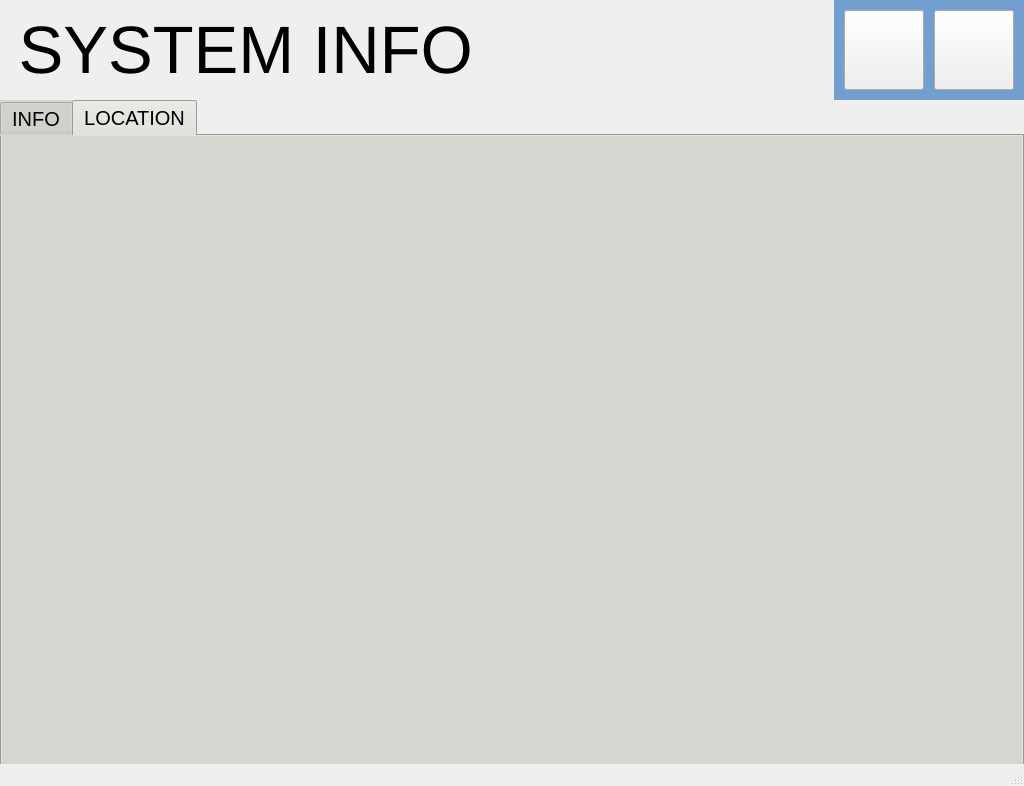
kartikeya8973/emu_hmi_app, file infowindow.ui: the form before one commit.
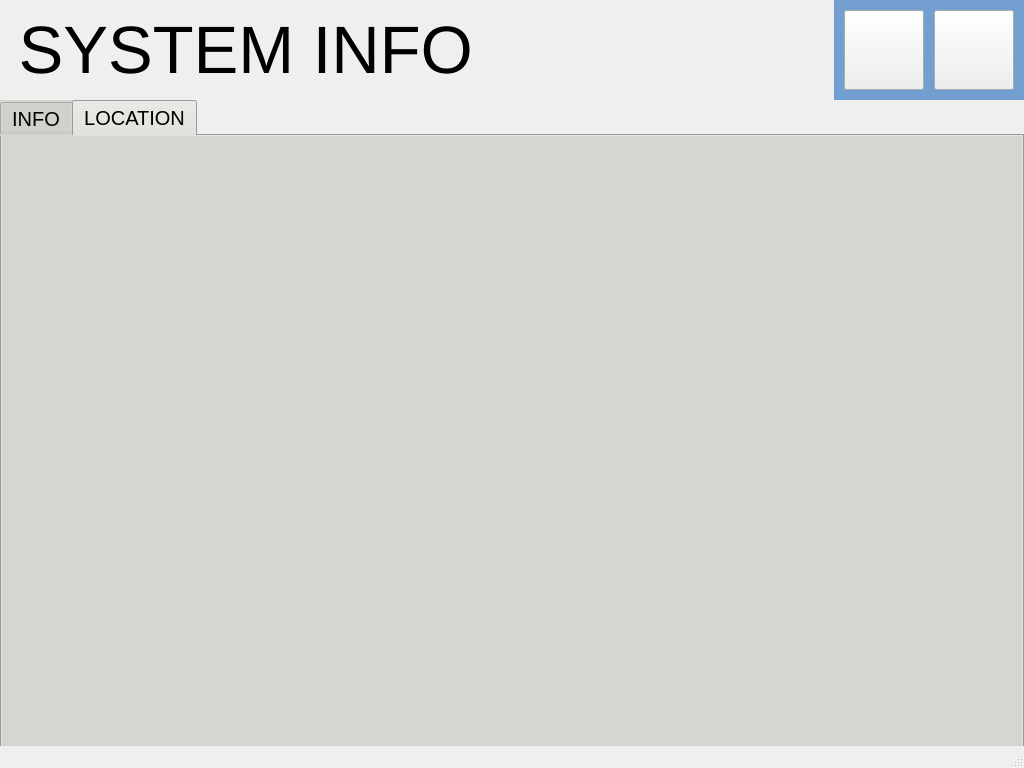
The form after the commit. The open tabs and pages were chosen to show the change. Icons and pictures are not drawn.

Diff of the .ui file:
```diff
--- a/infowindow.ui
+++ b/infowindow.ui
@@ -7,7 +7,7 @@
     <x>0</x>
     <y>0</y>
     <width>1024</width>
-    <height>786</height>
+    <height>768</height>
    </rect>
   </property>
   <property name="windowTitle">
@@ -125,7 +125,7 @@
       <x>0</x>
       <y>100</y>
       <width>1024</width>
-      <height>686</height>
+      <height>666</height>
      </rect>
     </property>
     <property name="sizePolicy">
```
Left out of the diff: 4 changed lines with no effect on the pictures.
